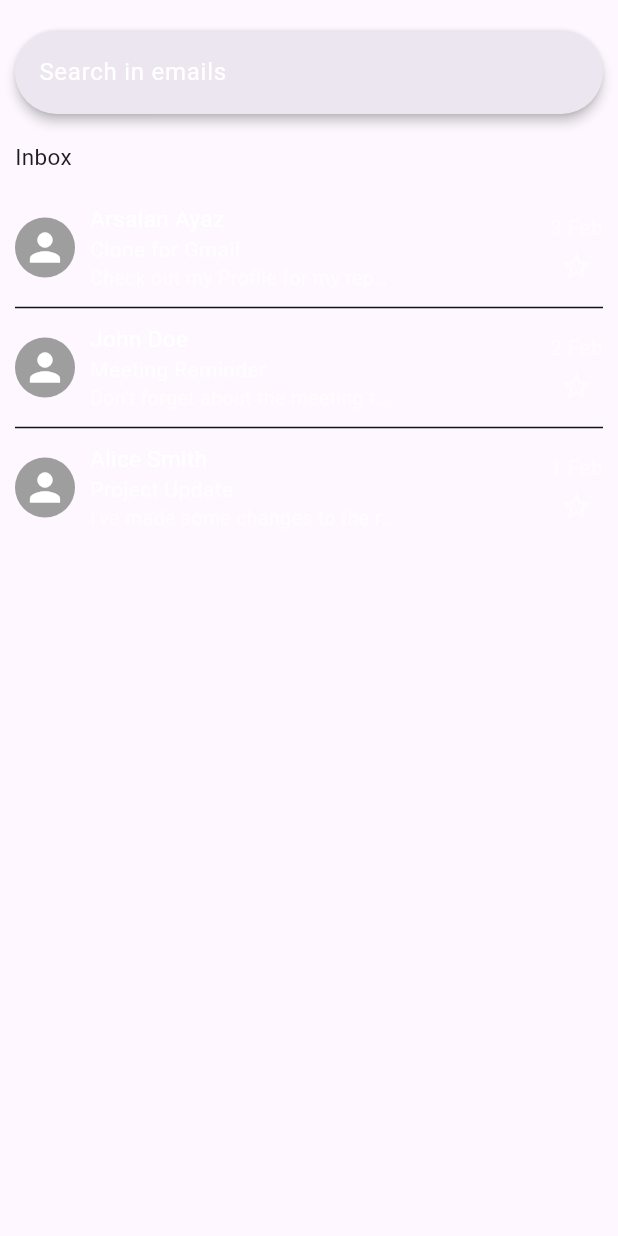
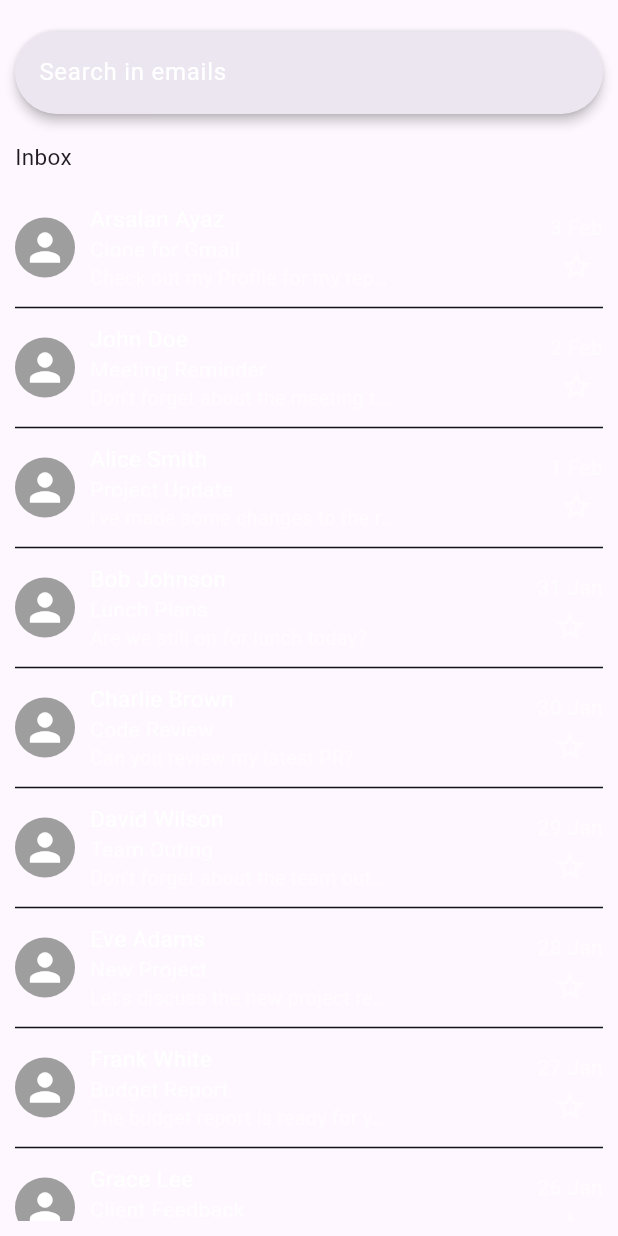
Before and after one commit to ArsalanAyaz10/GmailUI, a Flutter app: the screen it shows after launch, on a phone screen of 412 x 824 dp. Run offline on Flutter 3.47's test engine with Material 3 defaults, Android fonts, the phone set to English and light mode, and no system bars.

Commit message:
Added more dummy mails

```diff
--- a/lib/main.dart
+++ b/lib/main.dart
@@ -41,8 +41,67 @@ class BuildUI extends StatelessWidget {
       "message": "I've made some changes to the report. Please review it.",
       "date": "1 Feb",
     },
+    {
+      "name": "Bob Johnson",
+      "subject": "Lunch Plans",
+      "message": "Are we still on for lunch today?",
+      "date": "31 Jan",
+    },
+    {
+      "name": "Charlie Brown",
+      "subject": "Code Review",
+      "message": "Can you review my latest PR?",
+      "date": "30 Jan",
+    },
+    {
+      "name": "David Wilson",
+      "subject": "Team Outing",
+      "message": "Don't forget about the team outing this Friday.",
+      "date": "29 Jan",
+    },
+    {
+      "name": "Eve Adams",
+      "subject": "New Project",
+      "message": "Let's discuss the new project requirements.",
+      "date": "28 Jan",
+    },
+    {
+      "name": "Frank White",
+      "subject": "Budget Report",
+      "message": "The budget report is ready for your review.",
+      "date": "27 Jan",
+    },
+    {
+      "name": "Grace Lee",
+      "subject": "Client Feedback",
+      "message": "We received some feedback from the client.",
+      "date": "26 Jan",
+    },
+    {
+      "name": "Hannah King",
+      "subject": "Holiday Plans",
+      "message": "What are your plans for the holidays?",
+      "date": "25 Jan",
+    },
+    {
+      "name": "Ian Scott",
+      "subject": "Server Maintenance",
+      "message": "Scheduled server maintenance this weekend.",
+      "date": "24 Jan",
+    },
+    {
+      "name": "Jackie Chan",
+      "subject": "Training Session",
+      "message": "Reminder about the training session tomorrow.",
+      "date": "23 Jan",
+    },
+    {
+      "name": "Karen Green",
+      "subject": "Invoice",
+      "message": "Please find the attached invoice for last month.",
+      "date": "22 Jan",
+    },
   ];
-
   @override
   Widget build(BuildContext context) {
     return SafeArea(
```
